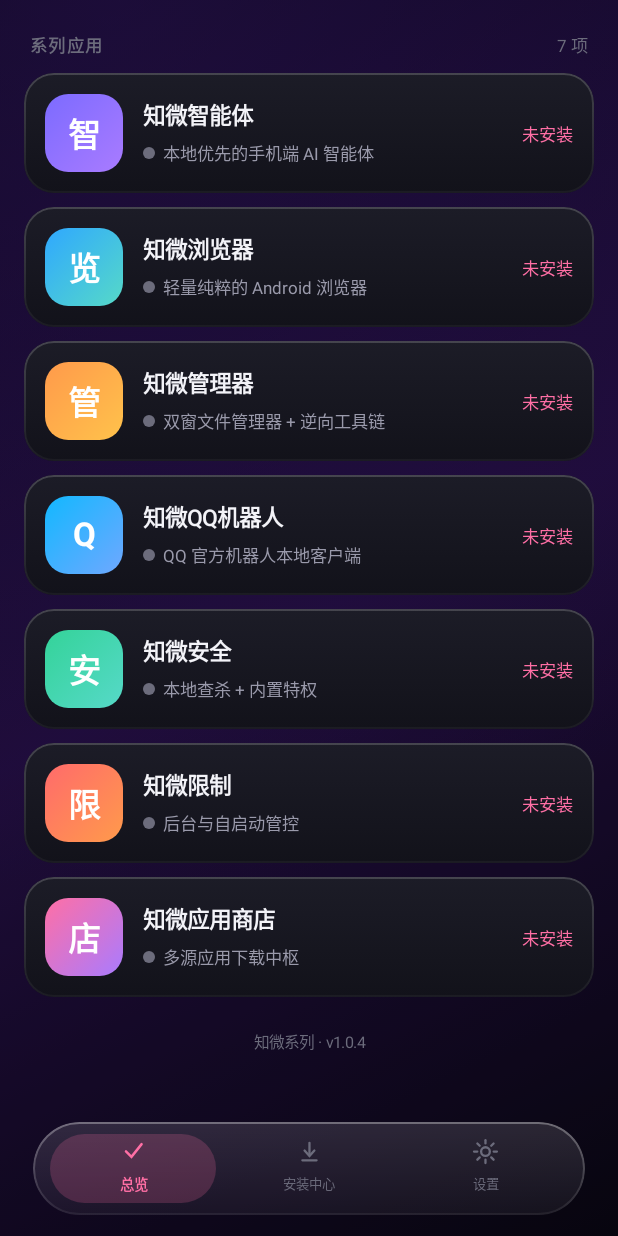
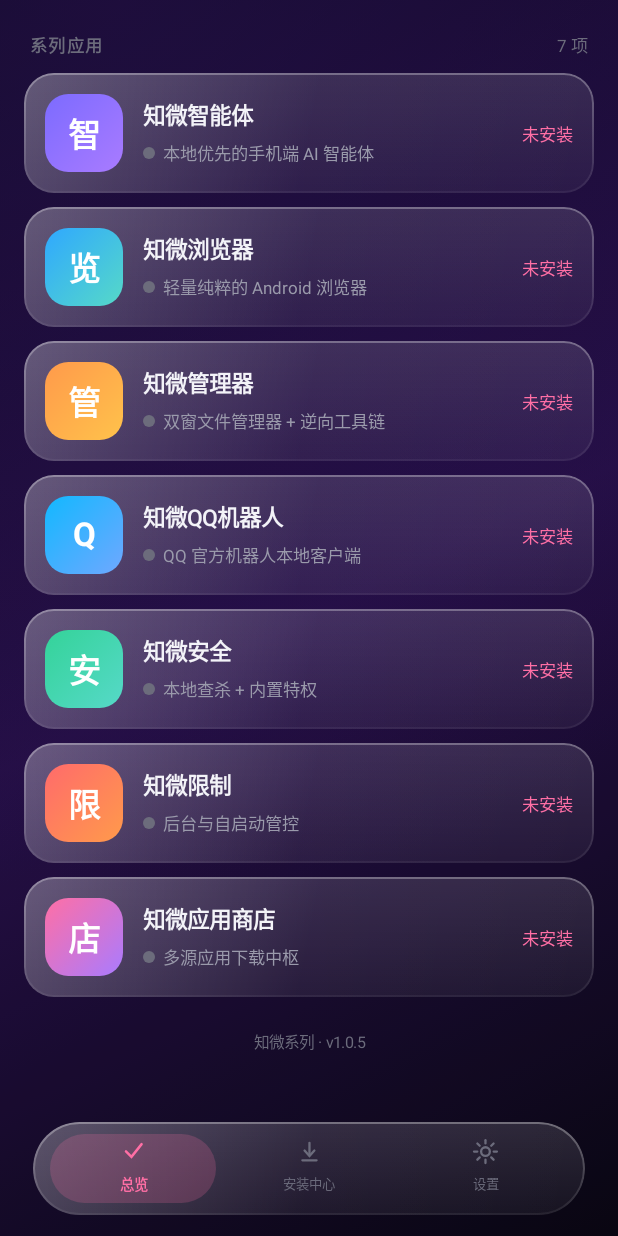
Before and after one commit to mingxiozsg-star/zhiwei-hub, an Android app built with Jetpack Compose: the screen it shows after launch (MainActivity), scrolled down 336 dp, on a phone screen of 412 x 824 dp. Run offline under Robolectric (Android 15) with nearby library versions, the phone set to English and light mode, and no system bars.

Commit message:
feat: 液态玻璃全面升级(半透明透壁纸+镜面高光+边缘反光)，降低背景默认暗化，bump v1.0.5

```diff
--- a/app/build.gradle.kts
+++ b/app/build.gradle.kts
@@ -16,8 +16,8 @@ android {
         applicationId = "com.zhiwei.hub"
         minSdk = 24
         targetSdk = 35
-        versionCode = 4
-        versionName = "1.0.4"
+        versionCode = 5
+        versionName = "1.0.5"
         vectorDrawables { useSupportLibrary = true }
     }
 
--- a/app/src/main/java/com/zhiwei/hub/data/Prefs.kt
+++ b/app/src/main/java/com/zhiwei/hub/data/Prefs.kt
@@ -23,7 +23,7 @@ class Prefs(ctx: Context) {
 
     /** 0f..0.9f 背景暗化 */
     var bgDim: Float
-        get() = sp.getFloat("bg_dim", 0.28f)
+        get() = sp.getFloat("bg_dim", 0.12f)
         set(v) = sp.edit().putFloat("bg_dim", v).apply()
 
     /** 0f..25f 背景模糊 */
--- a/app/src/main/java/com/zhiwei/hub/ui/GlassBar.kt
+++ b/app/src/main/java/com/zhiwei/hub/ui/GlassBar.kt
@@ -59,6 +59,18 @@ fun GlassBar(
                         listOf(Color.White.copy(alpha = 0.13f), Color.White.copy(alpha = 0.05f))
                     )
                 )
+                .background(
+                    Brush.linearGradient(
+                        colors = listOf(
+                            Color.White.copy(alpha = 0.20f),
+                            Color.White.copy(alpha = 0.02f),
+                            Color.Transparent
+                        ),
+                        start = androidx.compose.ui.geometry.Offset.Zero,
+                        end = androidx.compose.ui.geometry.Offset.Infinite,
+                        tileMode = androidx.compose.ui.graphics.TileMode.Decal
+                    )
+                )
                 .border(
                     1.dp,
                     Brush.verticalGradient(
--- a/app/src/main/java/com/zhiwei/hub/ui/Visuals.kt
+++ b/app/src/main/java/com/zhiwei/hub/ui/Visuals.kt
@@ -19,13 +19,14 @@ import androidx.compose.runtime.remember
 import androidx.compose.ui.Modifier
 import androidx.compose.ui.draw.clip
 import androidx.compose.ui.draw.scale
+import androidx.compose.ui.geometry.Offset
 import androidx.compose.ui.graphics.Brush
 import androidx.compose.ui.graphics.Color
 import androidx.compose.ui.unit.Dp
 import androidx.compose.ui.unit.dp
 
 /**
- * 玻璃卡片：竖向渐变底 + 1px 描边 + 顶部边缘光（RimLight）。
+ * 液态玻璃卡片：半透明基底透出壁纸 + 斜向镜面高光 + 上亮下暗边缘反光。
  * 按压时轻微内缩，松手弹性归位 —— 全部走 animateFloatAsState 的可打断语义。
  */
 @Composable
@@ -50,8 +51,33 @@ fun GlassCard(
             .fillMaxWidth()
             .scale(s)
             .clip(shape)
-            .background(Brush.verticalGradient(listOf(Color(0xFF1C1C27), Color(0xFF12121A))))
-            .border(1.dp, Brush.verticalGradient(listOf(Color(0x2EFFFFFF), Color(0x0AFFFFFF))), shape)
+            // 液态玻璃基底：半透明白色渐变，透出壁纸，而非不透明深色盖死
+            .background(
+                Brush.verticalGradient(
+                    listOf(Color.White.copy(alpha = 0.12f), Color.White.copy(alpha = 0.05f))
+                )
+            )
+            // 顶部斜向镜面高光（specular highlight）
+            .background(
+                Brush.linearGradient(
+                    colors = listOf(
+                        Color.White.copy(alpha = 0.22f),
+                        Color.White.copy(alpha = 0.02f),
+                        Color.Transparent
+                    ),
+                    start = Offset.Zero,
+                    end = Offset.Infinite,
+                    tileMode = androidx.compose.ui.graphics.TileMode.Decal
+                )
+            )
+            // 边缘反光：上亮下暗，模拟玻璃边缘折射
+            .border(
+                1.dp,
+                Brush.verticalGradient(
+                    listOf(Color.White.copy(alpha = 0.30f), Color.White.copy(alpha = 0.05f))
+                ),
+                shape
+            )
             .then(
                 if (onClick != null) Modifier.clickable(
                     interactionSource = inter,
--- a/app/src/main/java/com/zhiwei/hub/ui/Widgets.kt
+++ b/app/src/main/java/com/zhiwei/hub/ui/Widgets.kt
@@ -242,8 +242,18 @@ fun StatTile(label: String, value: String, unit: String, accent: Color, modifier
     Column(
         modifier
             .clip(RoundedCornerShape(16.dp))
-            .background(Color.White.copy(alpha = 0.04f))
-            .border(1.dp, Color.White.copy(alpha = 0.07f), RoundedCornerShape(16.dp))
+            .background(
+                Brush.verticalGradient(
+                    listOf(Color.White.copy(alpha = 0.10f), Color.White.copy(alpha = 0.04f))
+                )
+            )
+            .border(
+                1.dp,
+                Brush.verticalGradient(
+                    listOf(Color.White.copy(alpha = 0.22f), Color.White.copy(alpha = 0.05f))
+                ),
+                RoundedCornerShape(16.dp)
+            )
             .padding(vertical = 12.dp, horizontal = 10.dp),
         horizontalAlignment = Alignment.CenterHorizontally
     ) {
```
